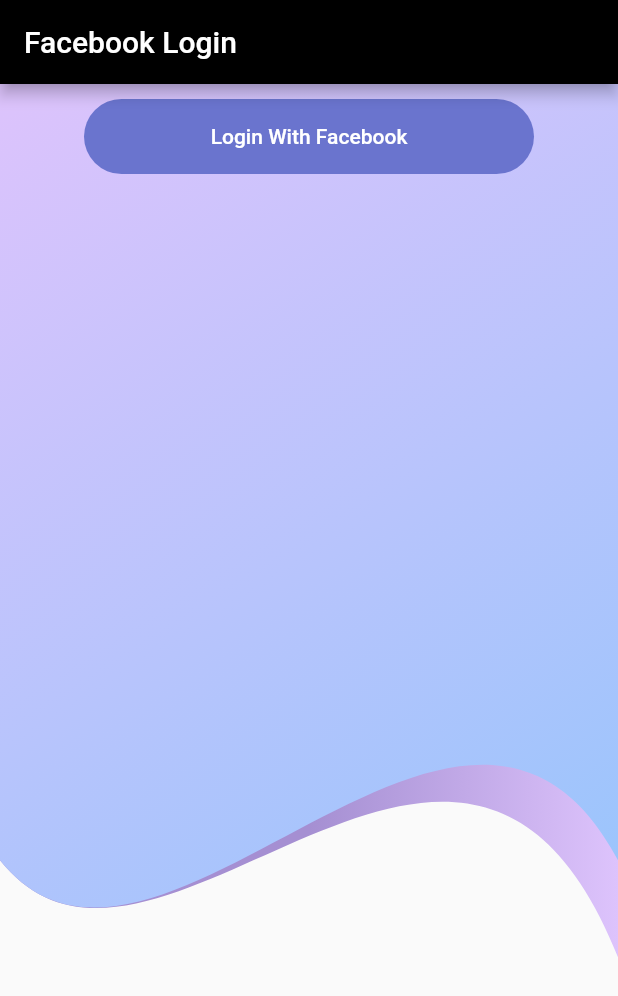
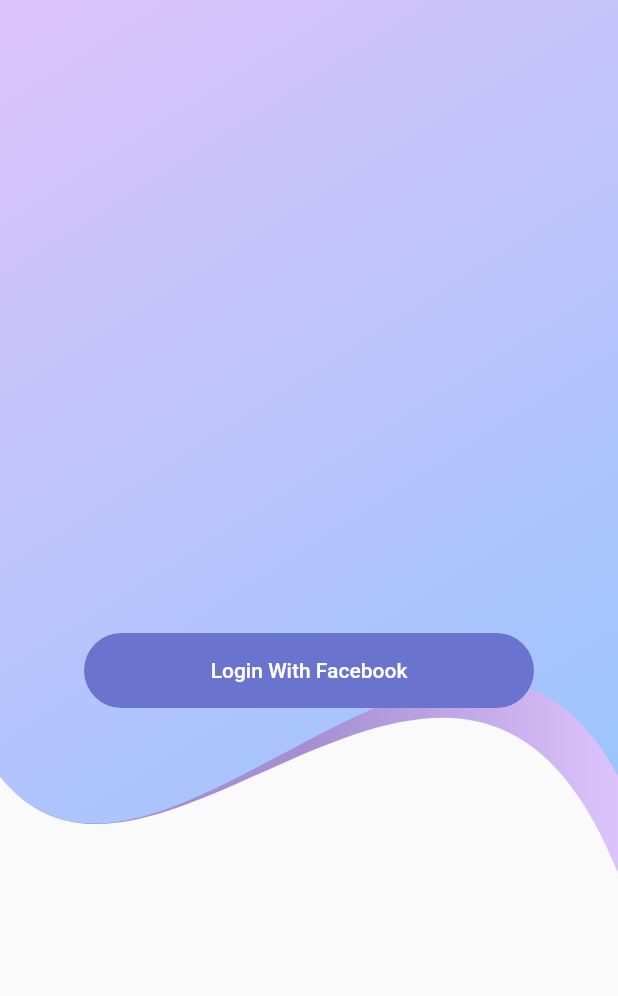
Before and after one commit to FrazileDevelopers/facebooklogin, a Flutter app: the screen it shows after launch, on a phone screen of 412 x 824 dp. Shown: the top 996 px of the screen. Run offline on Flutter 3.47's test engine with Material 2 defaults, Android fonts, the phone set to English and light mode, and no system bars; our stand-ins replace google_fonts; missing offline and left inert: flutter_facebook_auth; Roboto replaces fonts that are missing (Ubuntu).

Commit message:
Bugs Fixed

```diff
--- a/lib/pages/home/home.dart
+++ b/lib/pages/home/home.dart
@@ -14,9 +14,6 @@
   Widget build(BuildContext context) {
     final Size size = MediaQuery.of(context).size;
     return Scaffold(
-      appBar: AppBar(
-        title: Text('Facebook Login'),
-      ),
       body: SingleChildScrollView(
         child: Column(
           mainAxisAlignment: MainAxisAlignment.center,
@@ -58,9 +55,12 @@
                     ),
                   ),
                 ),
-                Center(
-                  child: isLoggedIn
-                      ? Column(
+                isLoggedIn
+                    ? Positioned(
+                        top: size.height * .2,
+                        left: 0,
+                        right: 0,
+                        child: Column(
                           mainAxisAlignment: MainAxisAlignment.center,
                           crossAxisAlignment: CrossAxisAlignment.center,
                           mainAxisSize: MainAxisSize.max,
@@ -113,20 +113,26 @@
                               ),
                             ),
                           ],
-                        )
-                      : MaterialButton(
+                        ),
+                      )
+                    : Positioned(
+                        top: size.height * .5,
+                        left: 0,
+                        right: 0,
+                        child: MaterialButton(
                           onPressed: () async {
-                            FacebookAuth.instance.login(permissions: [
-                              'email',
-                              'public_profile'
-                            ]).then((value) => FacebookAuth.instance
-                                    .getUserData()
-                                    .then((userData) {
+                            FacebookAuth.instance.login(
+                                permissions: ['email', 'public_profile']).then(
+                              (value) =>
+                                  FacebookAuth.instance.getUserData().then(
+                                (userData) {
                                   setState(() {
                                     isLoggedIn = true;
                                     _userObj = userData;
                                   });
-                                }));
+                                },
+                              ),
+                            );
                           },
                           child: Padding(
                             padding: EdgeInsets.symmetric(
@@ -150,7 +156,7 @@
                             ),
                           ),
                         ),
-                ),
+                      ),
               ],
             ),
           ],
```
